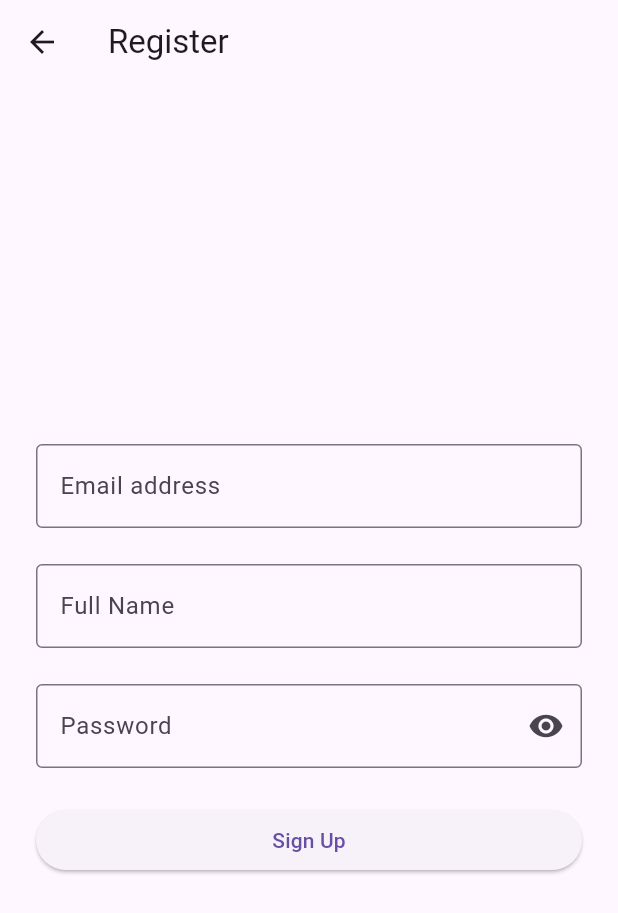
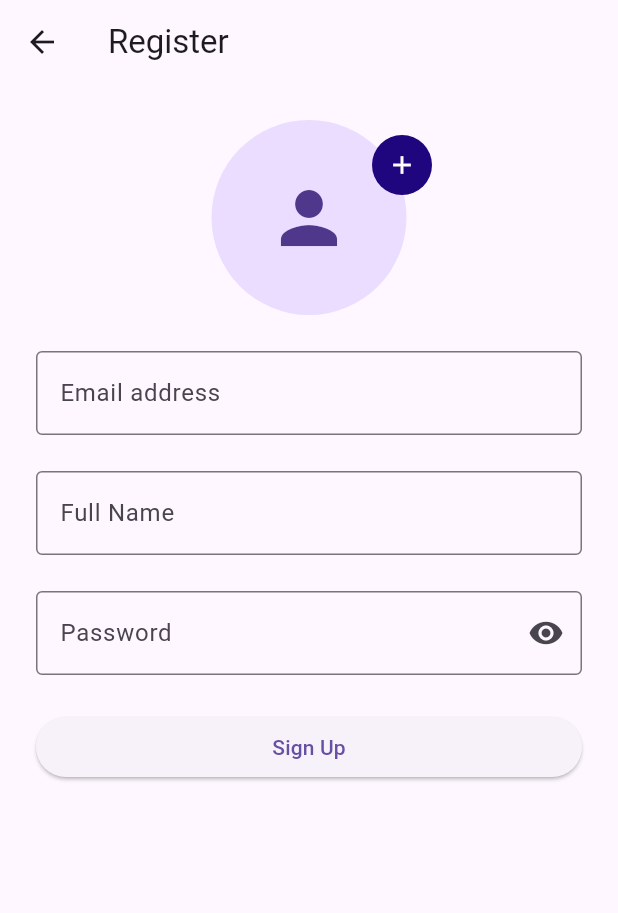
Before and after one commit to FitriantoDwiCahyo/shop-app-x, a Flutter app: the RegisterScreen screen opened directly, on a phone screen of 412 x 824 dp. Shown: the top 913 px of the screen. Run offline on Flutter 3.47's test engine with Material 3 defaults, Android fonts, the phone set to English and light mode, and no system bars; our stand-ins replace cloud_firestore, firebase_auth, firebase_core, firebase_storage, get, image_picker; accounts and stored records are empty.

Commit message:
feat(ui): add register screen

```diff
--- a/lib/views/screens/auth/register_screen.dart
+++ b/lib/views/screens/auth/register_screen.dart
@@ -1,17 +1,39 @@
+import 'package:flutter/foundation.dart';
 import 'package:flutter/material.dart';
+import 'package:get/get.dart';
+import 'package:image_picker/image_picker.dart';
 import 'package:shop_test/const/widgets/custom_textfield.dart';
 import 'package:shop_test/controllers/auth_controller.dart';
+import 'package:shop_test/views/screens/auth/login_screen.dart';
 
 class RegisterScreen extends StatelessWidget {
-  RegisterScreen({super.key});
-
-  final AuthController authController = AuthController();
+  final AuthController _authController = Get.put(AuthController());
 
   final GlobalKey<FormState> _formState = GlobalKey<FormState>();
 
-  TextEditingController email = TextEditingController();
-  TextEditingController pass = TextEditingController();
-  TextEditingController fullName = TextEditingController();
+  registerUser() async {
+    if (_authController.image != null) {
+      if (_formState.currentState!.validate()) {
+        String res = await _authController.createNewUser(
+            _authController.email.text,
+            _authController.fullName.text,
+            _authController.pass.text,
+            _authController.image);
+
+        print(res);
+        if (res == 'success') {
+          Get.to(LoginScreen());
+          Get.snackbar('Success', 'Selamat Bergabung');
+        } else {
+          Get.snackbar('Error', res.toString());
+        }
+      } else {
+        print('Not Validate');
+      }
+    } else {
+      Get.snackbar('Error', 'Add Picture');
+    }
+  }
 
   @override
   Widget build(BuildContext context) {
@@ -23,33 +45,102 @@ class RegisterScreen extends StatelessWidget {
         padding: const EdgeInsets.all(24.0),
         child: Form(
           key: _formState,
-          child: Column(
-            mainAxisAlignment: MainAxisAlignment.center,
+          child: ListView(
             children: [
-              CustomTextfield(title: 'Email address', isPassword: false,error: 'Email tidak boleh kosong',controller: email,),
+              GetBuilder<AuthController>(
+                init: AuthController(),
+                initState: (_) {},
+                builder: (_) {
+                  return Stack(
+                    alignment: Alignment.center,
+                    children: [
+                      _authController.image == null
+                          ? const CircleAvatar(
+                              radius: 65,
+                              child: Icon(
+                                Icons.person,
+                                size: 56,
+                              ),
+                            )
+                          : CircleAvatar(
+                              radius: 65,
+                              backgroundImage:
+                                  MemoryImage(_authController.image!),
+                            ),
+                      Positioned(
+                        right: 100,
+                        top: 10,
+                        child: CircleAvatar(
+                          backgroundColor: Color.fromARGB(255, 31, 5, 126),
+                          child: IconButton(
+                            onPressed: () {
+                              _authController.selecetedGalleryImage();
+                            },
+                            icon: const Icon(
+                              Icons.add,
+                              size: 20,
+                              color: Colors.white,
+                            ),
+                          ),
+                        ),
+                      ),
+                    ],
+                  );
+                },
+              ),
               const SizedBox(
                 height: 24,
               ),
-              CustomTextfield(title: 'Full Name', isPassword: false,error: 'Full Name tidak boleh kosong',controller: fullName,),
+              CustomTextfield(
+                title: 'Email address',
+                isPassword: false,
+                error: 'Email tidak boleh kosong',
+                controller: _authController.email,
+              ),
               const SizedBox(
                 height: 24,
               ),
-              CustomTextfield(title: 'Password', isPassword: true,error: 'Password tidak boleh kosong',controller: pass,),
+              CustomTextfield(
+                title: 'Full Name',
+                isPassword: false,
+                error: 'Full Name tidak boleh kosong',
+                controller: _authController.fullName,
+              ),
               const SizedBox(
                 height: 24,
               ),
-              SizedBox(
-                width: double.infinity,
-                child: ElevatedButton(
-                  onPressed: () {
-                    if (_formState.currentState!.validate()) {
-                      authController.createNewUser(email.text, fullName.text, pass.text);
-                      print('Success');
-                    } else {
-                      print('Not Validate');
-                    }
-                  },
-                  child: const Text('Sign Up'),
+              Obx(
+                () => TextFormField(
+                  controller: _authController.pass,
+                  decoration: InputDecoration(
+                    border: const OutlineInputBorder(),
+                    label: const Text('Password'),
+                    suffixIcon: IconButton(
+                      onPressed: () {
+                        _authController.isHidden.toggle();
+                      },
+                      icon: _authController.isHidden.value
+                          ? const Icon(Icons.remove_red_eye_outlined)
+                          : const Icon(Icons.remove_red_eye),
+                    ),
+                  ),
+                  obscureText: _authController.isHidden.value ? true : false,
+                ),
+              ),
+              const SizedBox(
+                height: 24,
+              ),
+              Obx(
+                () => SizedBox(
+                  width: double.infinity,
+                  child: ElevatedButton(
+                    onPressed: () {
+                      _authController.isLoading.value ? null : registerUser();
+                    },
+                    child: _authController.isLoading.value
+                        ? const CircularProgressIndicator()
+                        : const Text('Sign Up'),
+                  ),
                 ),
               ),
             ],
```
